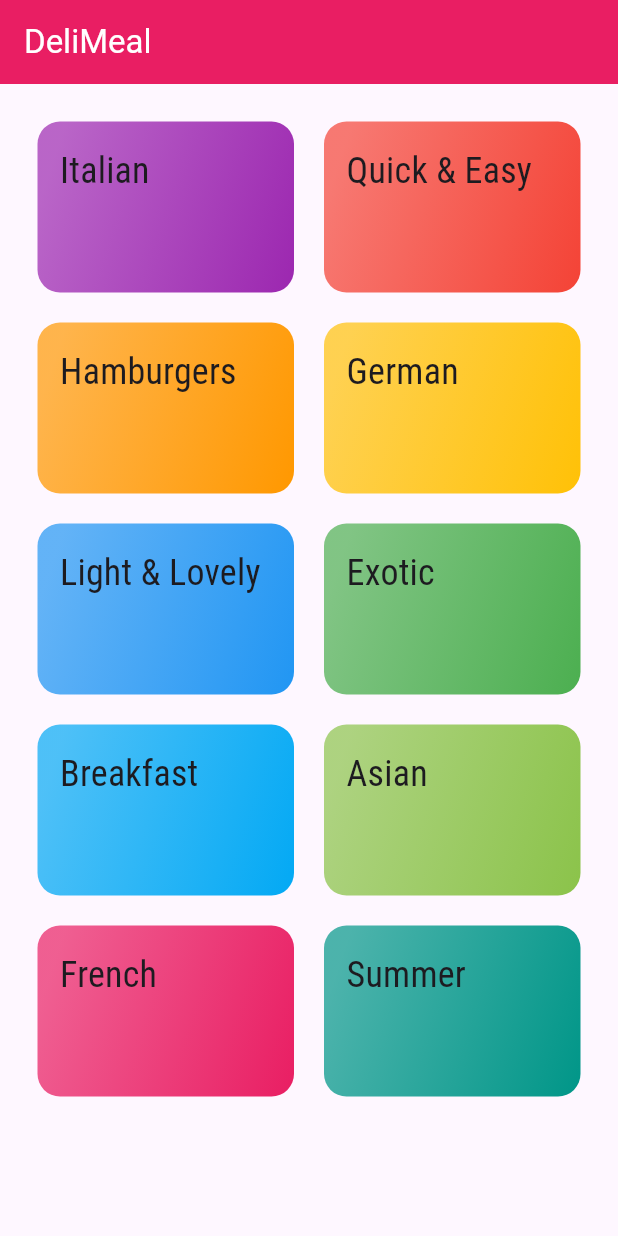
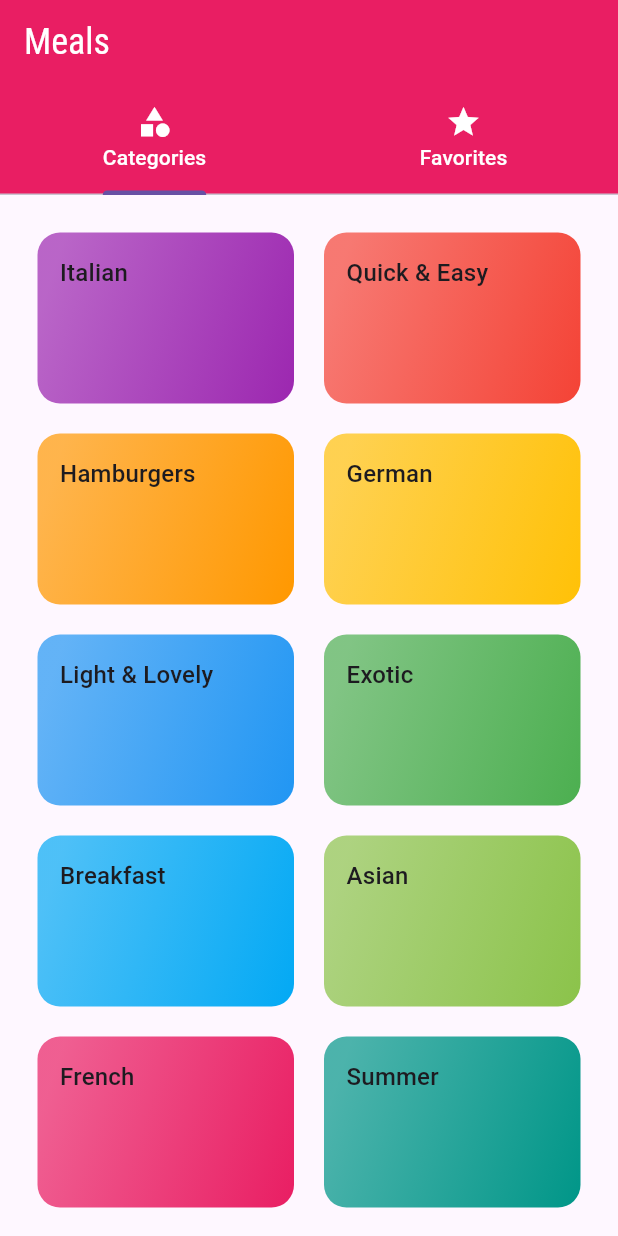
Before and after one commit to arshadmallik47/Meal_App, a Flutter app: the screen it shows after launch, on a phone screen of 412 x 824 dp. Run offline on Flutter 3.47's test engine with Material 3 defaults, Android fonts, the phone set to English and light mode, and no system bars.

Commit message:
-set tab bar

```diff
--- a/lib/main.dart
+++ b/lib/main.dart
@@ -4,6 +4,7 @@ import 'package:flutter/material.dart';
 import 'package:meals_app/screens/category_meals_screen.dart';
 import 'package:meals_app/screens/category_screen.dart';
 import 'package:meals_app/screens/meal_detail_screen.dart';
+import 'package:meals_app/screens/tabs_screen.dart';
 
 void main() {
   runApp(const MyApp());
@@ -29,16 +30,23 @@ class MyApp extends StatelessWidget {
               bodyLarge: const TextStyle(
                 color: Color.fromRGBO(20, 51, 51, 1),
               ),
-              titleMedium: const TextStyle(
+              titleLarge: const TextStyle(
                   fontSize: 24.0, fontFamily: 'RobotoCondensed'),
             ),
       ),
       // home: const CategoriesScreen(),
       initialRoute: '/', // the default route is
       routes: {
-        '/': (context) => const CategoriesScreen(),
+        '/': (context) => const TabScreen(),
         CategoryMealScreen.routeName: (context) => const CategoryMealScreen(),
         MealDetailScreen.routeName: (context) => const MealDetailScreen(),
+      },
+      onGenerateRoute: (settings) {
+        // print(settings.arguments);
+        // return MaterialPageRoute(builder:(context) => const CategoriesScreen(),);
+      },
+      onUnknownRoute: (settings) {
+        return MaterialPageRoute(builder: (ctx) => const CategoriesScreen());
       },
     );
   }
--- a/lib/screens/category_screen.dart
+++ b/lib/screens/category_screen.dart
@@ -9,13 +9,13 @@ class CategoriesScreen extends StatelessWidget {
   @override
   Widget build(BuildContext context) {
     return Scaffold(
-      appBar: AppBar(
-        backgroundColor: Colors.pink,
-        title: const Text(
-          'DeliMeal',
-          style: TextStyle(color: Colors.white),
-        ),
-      ),
+      // appBar: AppBar(
+      //   backgroundColor: Colors.pink,
+      //   title: const Text(
+      //     'DeliMeal',
+      //     style: TextStyle(color: Colors.white),
+      //   ),
+      // ),
       body: GridView(
         padding: const EdgeInsets.all(25),
         gridDelegate: const SliverGridDelegateWithMaxCrossAxisExtent(
--- /dev/null
+++ b/lib/screens/tabs_screen.dart
@@ -0,0 +1,54 @@
+import 'package:flutter/material.dart';
+import 'package:meals_app/screens/category_screen.dart';
+import 'package:meals_app/screens/favorites_screen.dart';
+
+class TabScreen extends StatefulWidget {
+  const TabScreen({super.key});
+
+  @override
+  State<TabScreen> createState() => _TabScreenState();
+}
+
+class _TabScreenState extends State<TabScreen> {
+  @override
+  Widget build(BuildContext context) {
+    return DefaultTabController(
+      length: 2,
+      child: Scaffold(
+        appBar: AppBar(
+          backgroundColor: Colors.pink,
+          title: const Text(
+            'Meals',
+            style: TextStyle(color: Colors.white),
+          ),
+          bottom: const TabBar(tabs: [
+            Tab(
+              icon: Icon(
+                Icons.category,
+                color: Colors.white,
+              ),
+              child: Text(
+                'Categories',
+                style: TextStyle(color: Colors.white),
+              ),
+            ),
+            Tab(
+              icon: Icon(
+                Icons.star,
+                color: Colors.white,
+              ),
+              child: Text(
+                'Favorites',
+                style: TextStyle(color: Colors.white),
+              ),
+            ),
+          ]),
+        ),
+        body: const TabBarView(children: [
+          CategoriesScreen(),
+          FavoriteScreen(),
+        ]),
+      ),
+    );
+  }
+}
```
Also changed, not shown: lib/screens/favorites_screen.dart (added, +12 -0 lines), lib/screens/meal_detail_screen.dart (+77 -3 lines).
